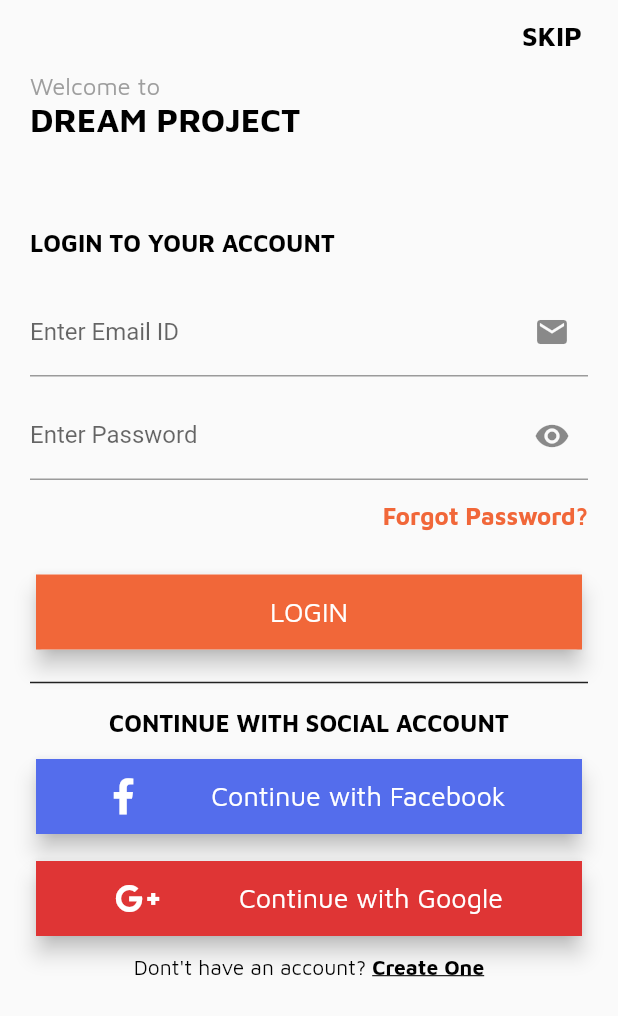
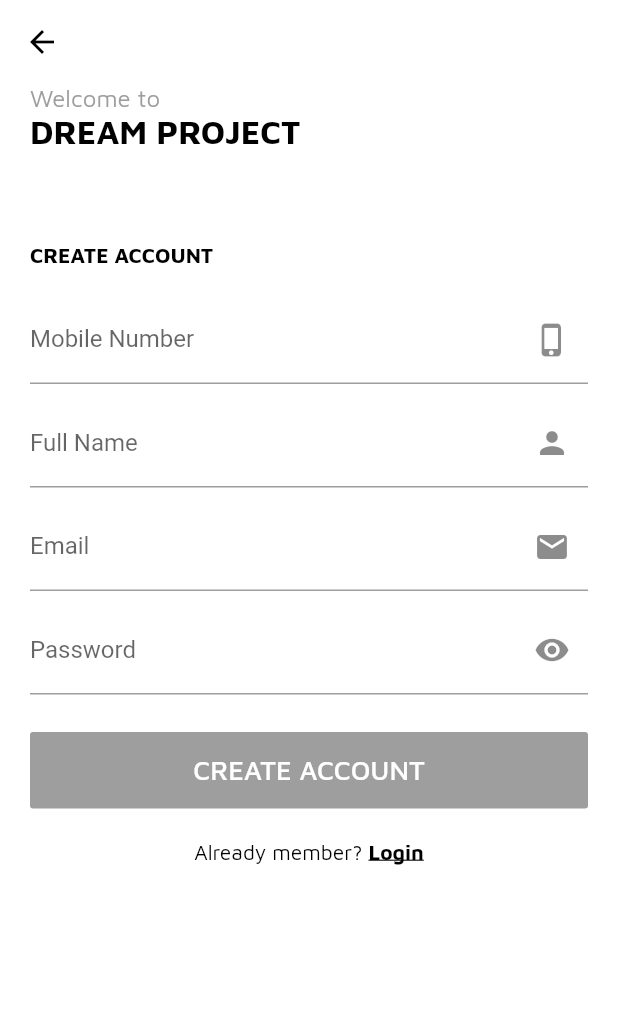
Before and after one commit to dexterTalha/dream_project, a Flutter app: the screen it shows after launch, after a tap on "SKIP", after a tap on "Create One", on a phone screen of 412 x 824 dp. Shown: the top 1016 px of the screen. Run offline on Flutter 3.47's test engine with Material 2 defaults, Android fonts, the phone set to English and light mode, and no system bars; our stand-ins replace fluttertoast, font_awesome_flutter, liquid_swipe, rxdart, shared_preferences.

Commit message:
bloc signup

```diff
--- /dev/null
+++ b/lib/bloc/sign_valid_bloc.dart
@@ -0,0 +1,49 @@
+import 'dart:async';
+import 'package:dreame_project/bloc/validator.dart';
+import 'package:flutter/material.dart';
+import 'package:fluttertoast/fluttertoast.dart';
+import 'package:rxdart/rxdart.dart';
+import 'package:rxdart/streams.dart' as rx;
+
+class BlocSignUp extends Object with BlocValidator implements BaseBloc {
+  final context;
+  BlocSignUp(this.context);
+
+  final _emailController = BehaviorSubject<String>();
+  final _passwordController = BehaviorSubject<String>();
+  final _mobileController = BehaviorSubject<String>();
+  final _nameController = BehaviorSubject<String>();
+
+  Function(String) get emailChanged => _emailController.sink.add;
+  Function(String) get passwordChanged => _passwordController.sink.add;
+  Function(String) get mobileChanged => _mobileController.sink.add;
+  Function(String) get nameChanged => _nameController.sink.add;
+
+  Stream<String> get email => _emailController.stream.transform(emailValidator);
+  Stream<String> get password =>
+      _passwordController.stream.transform(passwordValidator);
+
+  Stream<String> get mobile =>
+      _mobileController.stream.transform(mobileValidator);
+  Stream<String> get name => _nameController.stream.transform(nameValidator);
+
+  Stream<bool> get submit => rx.CombineLatestStream.combine4(
+      email, password, mobile, name, (e, p, m, n) => true ?? false);
+
+  login() {
+    Fluttertoast.showToast(msg: "Login");
+    //Navigator.pushReplacement(context, MaterialPageRoute(builder: (context) => MainScreen()));
+  }
+
+  @override
+  void dispose() {
+    _emailController.close();
+    _passwordController.close();
+    _mobileController.close();
+    _nameController.close();
+  }
+}
+
+abstract class BaseBloc {
+  void dispose();
+}
--- /dev/null
+++ b/lib/bloc/validator.dart
@@ -0,0 +1,43 @@
+import 'dart:async';
+
+class BlocValidator{
+
+  var mobileValidator = StreamTransformer<String, String>.fromHandlers(
+    handleData: (mobile, sink){
+      if(mobile.trim().length == 10){
+        sink.add(mobile);
+      }else{
+        sink.addError("Invalid Mobile Number");
+      }
+    }
+  );
+
+var nameValidator = StreamTransformer<String, String>.fromHandlers(
+    handleData: (name, sink){
+      if(name.trim().length > 0){
+        sink.add(name);
+      }else{
+        sink.addError("Provide Full Name");
+      }
+    }
+  );
+
+  var emailValidator = StreamTransformer<String, String>.fromHandlers(
+    handleData: (email, sink){
+      if(email.contains("@")){
+        sink.add(email);
+      }else{
+        sink.addError("Invalid Email");
+      }
+    }
+  );
+  var passwordValidator = StreamTransformer<String, String>.fromHandlers(
+    handleData: (password, sink){
+      if(password.length >= 8){
+        sink.add(password);
+      }else{
+        sink.addError("Password should be minimum 8 characters");
+      }
+    }
+  );
+}
--- /dev/null
+++ b/lib/screens/signup_screen.dart
@@ -0,0 +1,237 @@
+import 'package:dreame_project/bloc/sign_valid_bloc.dart';
+import 'package:flutter/material.dart';
+
+class SignUpScreen extends StatefulWidget {
+  @override
+  _SignUpScreenState createState() => _SignUpScreenState();
+}
+
+class _SignUpScreenState extends State<SignUpScreen> {
+
+  bool showPass = false;
+  BlocSignUp loginBloc;
+  @override
+  Widget build(BuildContext context) {
+
+    loginBloc = BlocSignUp(context);
+
+    return Scaffold(
+      appBar: AppBar(
+        backgroundColor: Colors.white,
+        elevation: 0,
+        iconTheme: IconThemeData(
+            color: Colors.black, //change your color here
+          ),
+
+      ),
+      body: SafeArea(
+        child: SingleChildScrollView(
+          physics: BouncingScrollPhysics(),
+          child: Container(
+            height: MediaQuery.of(context).size.height,
+            color: Colors.white,
+            child: Column(
+              crossAxisAlignment: CrossAxisAlignment.start,
+              mainAxisSize: MainAxisSize.max,
+              children: <Widget>[
+
+                Padding(
+                  padding: const EdgeInsets.only(left: 20.0),
+                  child: Text("Welcome to",
+                      style: TextStyle(
+                        fontFamily: "Maven",
+                        fontSize: 16,
+                        color: Colors.grey,
+                      )),
+                ),
+                Padding(
+                  padding: const EdgeInsets.only(left: 20.0),
+                  child: Text("DREAM PROJECT",
+                      style: TextStyle(
+                        fontFamily: "Maven",
+                        fontSize: 22,
+                        fontWeight: FontWeight.w700,
+                        color: Colors.black,
+                      )),
+                ),
+                SizedBox(
+                  height: 60,
+                ),
+                Padding(
+                  padding: const EdgeInsets.only(left: 20.0),
+                  child: Text("CREATE ACCOUNT",
+                      style: TextStyle(
+                        fontFamily: "Maven",
+                        fontSize: 14,
+                        fontWeight: FontWeight.w700,
+                        color: Colors.black,
+                      )),
+                ),
+                SizedBox(
+                  height: 20,
+                ),
+                formFields(),
+                SizedBox(
+                  height: 20,
+                ),
+                Center(
+                  child: Row(
+                    mainAxisAlignment: MainAxisAlignment.center,
+                    mainAxisSize: MainAxisSize.max,
+                    children: <Widget>[
+                      Text("Already member? ",
+                          style: TextStyle(
+                            color: Colors.black,
+                            fontSize: 14,
+                            fontFamily: "Maven",
+                          )),
+                      GestureDetector(
+                        onTap: () {},
+                        child: Text("Login",
+                            style: TextStyle(
+                                decoration: TextDecoration.underline,
+                                color: Colors.black,
+                                fontSize: 14,
+                                fontFamily: "Maven",
+                                fontWeight: FontWeight.bold)),
+                      )
+                    ],
+                  ),
+                )
+              ],
+            ),
+          ),
+        ),
+      ),
+    );
+  }
+
+  Widget formFields() {
+    return Form(
+      child: Column(
+        crossAxisAlignment: CrossAxisAlignment.end,
+        children: <Widget>[
+          Padding(
+            padding: const EdgeInsets.only(left: 20.0, right: 20),
+            child: StreamBuilder<String>(
+              stream: loginBloc.mobile,
+              builder:(context, snap)=> TextFormField(
+                onChanged: loginBloc.mobileChanged,
+                maxLines: 1,
+                keyboardType: TextInputType.number,
+                decoration: InputDecoration(
+                  errorText: snap.error,
+                    labelText: "Mobile Number",
+                    hintText: "e.g. 9876543210",
+                    suffixIcon: Icon(
+                      Icons.phone_iphone
+                    ),
+                    border: UnderlineInputBorder()),
+              ),
+            ),
+          ),
+          SizedBox(
+            height: 10,
+          ),
+          Padding(
+            padding: const EdgeInsets.only(left: 20.0, right: 20),
+            child: StreamBuilder<String>(
+              stream: loginBloc.name,
+              builder: (context, snap) => TextFormField(
+                onChanged: loginBloc.nameChanged,
+                maxLines: 1,
+                keyboardType: TextInputType.text,
+                decoration: InputDecoration(
+                    errorText: snap.error,
+                    hintText: "e.g. John Doe",
+                    labelText: "Full Name",
+                    suffixIcon: Icon(
+                      Icons.person,
+                    ),
+                    border: UnderlineInputBorder()),
+              ),
+            ),
+          ),
+          SizedBox(
+            height: 10,
+          ),
+          Padding(
+            padding: const EdgeInsets.only(left: 20.0, right: 20),
+            child: StreamBuilder<String>(
+              stream: loginBloc.email,
+              builder: (context, snap) => TextFormField(
+                onChanged: loginBloc.emailChanged,
+                maxLines: 1,
+                keyboardType: TextInputType.emailAddress,
+                decoration: InputDecoration(
+                  errorText: snap.error,
+                    hintText: "e.g.something@example.com",
+                    labelText: "Email",
+                    suffixIcon: Icon(
+                      Icons.email,
+                    ),
+                    border: UnderlineInputBorder()),
+              ),
+            ),
+          ),
+          SizedBox(
+            height: 10,
+          ),
+          Padding(
+            padding: const EdgeInsets.only(left: 20.0, right: 20),
+            child: StreamBuilder<String>(
+              stream: loginBloc.password,
+              builder: (context, snap) => TextFormField(
+                onChanged: loginBloc.passwordChanged,
+                maxLines: 1,
+                keyboardType: TextInputType.visiblePassword,
+                obscureText: !showPass,
+                decoration: InputDecoration(
+                  errorText: snap.error,
+                    hintText: "Enter Password",
+                    labelText: "Password",
+                    suffixIcon: GestureDetector(
+                      child: Icon(
+                          !showPass ? Icons.visibility : Icons.visibility_off),
+                      onTap: () {
+                        setState(() {
+                          showPass = !showPass;
+                        });
+                      },
+                    ),
+                    border: UnderlineInputBorder()),
+              ),
+            ),
+          ),
+          SizedBox(
+            height: 25,
+          ),
+          Padding(
+            padding: const EdgeInsets.only(left: 20.0, right: 20),
+            child: StreamBuilder<bool>(
+              stream: loginBloc.submit,
+              builder: (context, snap) => RaisedButton(
+                elevation: 6,
+                  onPressed: snap.hasData ? () => loginBloc.login() : null,
+                  color: Color(0xff60B243),
+                  child: Padding(
+                    padding: const EdgeInsets.symmetric(vertical:15),
+                    child: Center(
+                        child: Text(
+                      "CREATE ACCOUNT",
+                      style: TextStyle(
+                        color: Colors.white,
+                        fontSize: 18,
+                        fontFamily: "Maven",
+                      ),
+                    )),
+                  )),
+            ),
+          )
+        ],
+      ),
+    );
+  }
+
+
+}
--- a/lib/util/social_login.dart
+++ b/lib/util/social_login.dart
@@ -12,7 +12,7 @@ class SocialLogin extends StatelessWidget {
           child: Text("CONTINUE WITH SOCIAL ACCOUNT",
               style: TextStyle(
                 fontFamily: "Maven",
-                fontSize: 16,
+                fontSize: 14,
                 fontWeight: FontWeight.w700,
                 color: Colors.black,
               )),
--- a/pubspec.yaml
+++ b/pubspec.yaml
@@ -25,6 +25,9 @@ dependencies:
   fluttertoast: ^3.1.3
   font_awesome_flutter:
   material_design_icons_flutter: ^4.0.5045
+  provider: ^4.0.4
+  bloc: ^3.0.0
+  rxdart: ^0.23.1
 
   # The following adds the Cupertino Icons font to your application.
   # Use with the CupertinoIcons class for iOS style icons.
@@ -46,7 +49,7 @@ flutter:
   # the material Icons class.
   uses-material-design: true
 
-  # To add assets to your application, add an assets section, like this:
+  # To add assets to your application, add an assets section,like this:
   assets:
    - assets/images/walkthrough/
   #  - images/a_dot_ham.jpeg
```
Also changed, not shown: lib/screens/home_screen.dart (added, +38 -0 lines), lib/screens/login_screen.dart (+12 -92 lines), lib/screens/otp_verification_screen.dart (added, +15 -0 lines), pubspec.lock.
